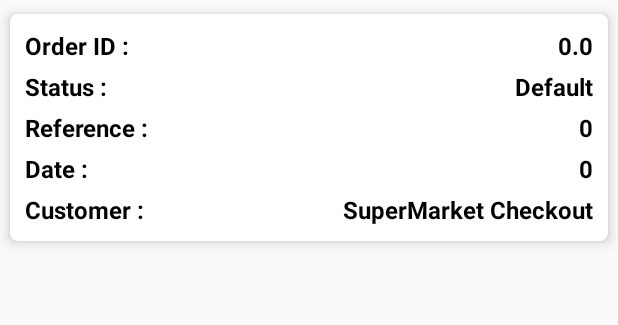
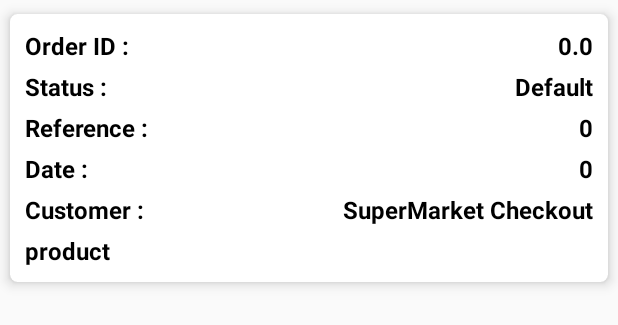
Before and after one commit to virajv5/SDP_WORKING, an Android app: the layout admin_orderlist_item.xml on its own in the app's theme, with its tools: preview values and no code run, on a phone screen of 412 x 824 dp. Shown: the top 325 px of the screen. Run offline under Robolectric (Android 15) with nearby library versions, the phone set to English and light mode, and no system bars.

Commit message:
Commiting in new repo

```diff
--- a/app/src/main/res/layout/admin_orderlist_item.xml
+++ b/app/src/main/res/layout/admin_orderlist_item.xml
@@ -168,6 +168,24 @@
 
             </LinearLayout>
 
+            <LinearLayout
+                android:layout_width="match_parent"
+                android:layout_height="wrap_content"
+                android:orientation="horizontal">
+                <TextView
+                    android:id="@+id/product_name_tv"
+                    android:layout_width="wrap_content"
+                    android:layout_height="wrap_content"
+                    android:layout_marginTop="5dp"
+                    android:text="product"
+                    android:textColor="@color/black"
+                    android:textSize="16sp"
+                    android:textStyle="bold"/>
+
+            </LinearLayout>
+
+
+
             <TextView
                 android:id="@+id/approve_tv"
                 android:layout_width="wrap_content"
```
Also changed, not shown: app/src/main/java/com/ddit/project/supermarketcheckouter/Adapter/OrderAdminAdapter.java (+14 -2 lines), app/src/main/java/com/ddit/project/supermarketcheckouter/Models/Order_GetSet.java (+17 -0 lines), app/src/main/java/com/ddit/project/supermarketcheckouter/Product.java (added, +76 -0 lines).
